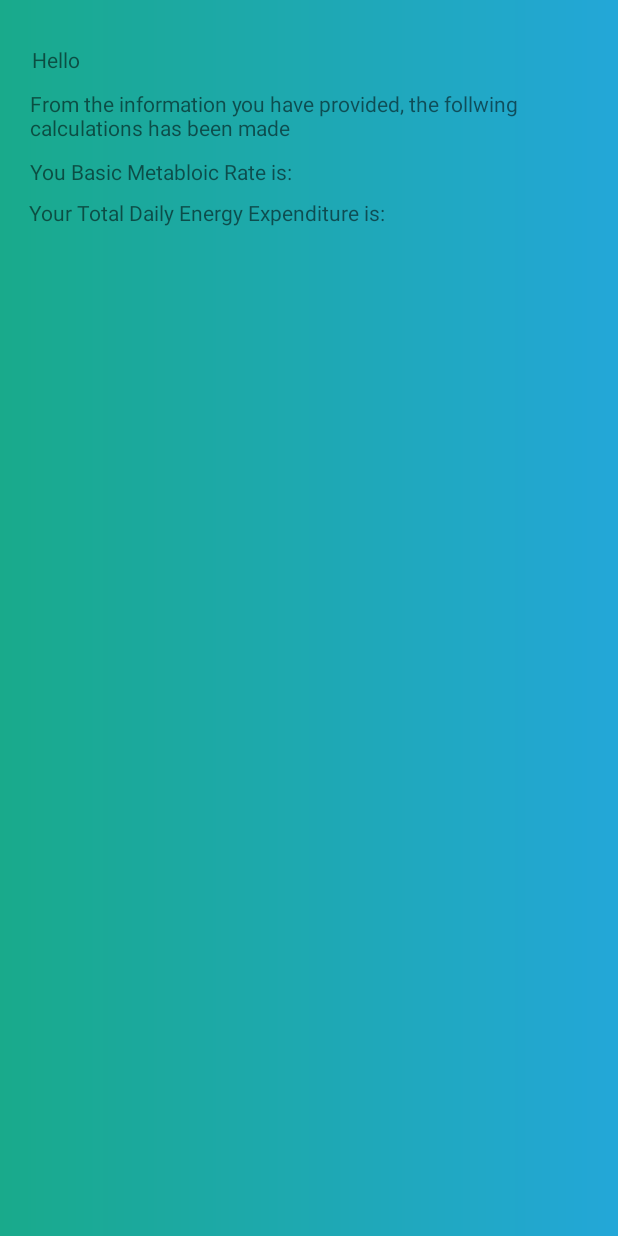
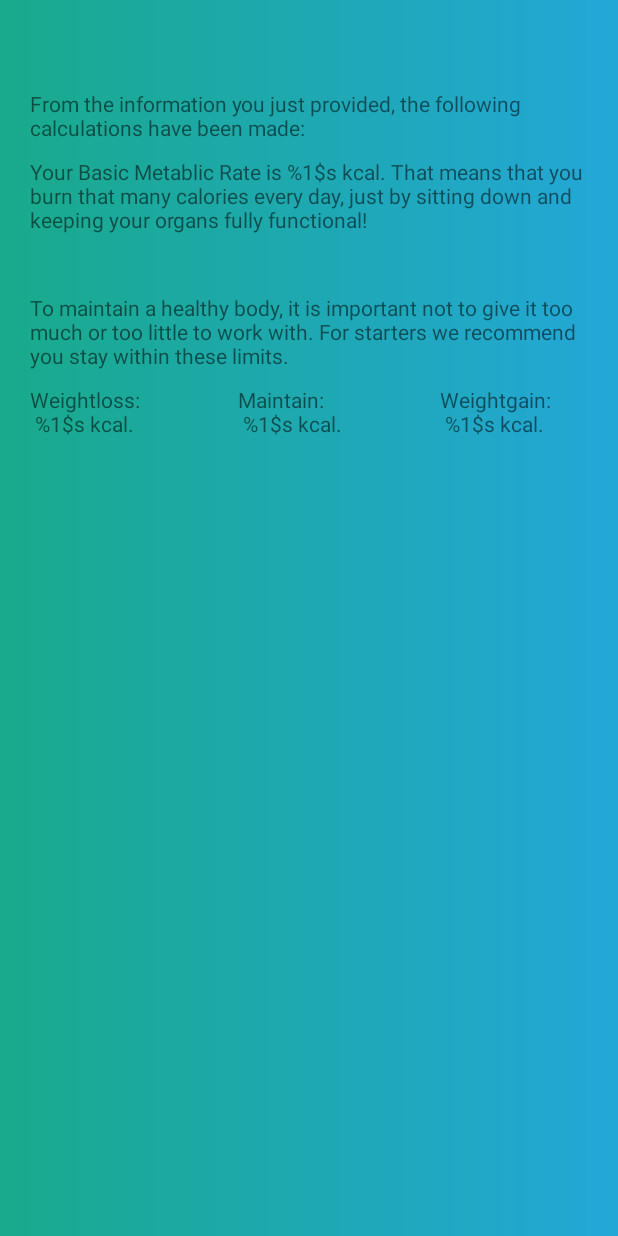
Before and after one commit to FlemmingLarsen/easyfitplan, an Android app: the layout fragment_profile.xml on its own in the app's theme, with its tools: preview values and no code run, on a phone screen of 412 x 824 dp. Run offline under Robolectric (Android 15) with nearby library versions, the phone set to English and light mode, and no system bars.

Commit message:
Updated Profile fragment. Changed write to database so it no longer deletes previous users.

```diff
--- a/app/src/main/res/layout/fragment_profile.xml
+++ b/app/src/main/res/layout/fragment_profile.xml
@@ -10,74 +10,86 @@ android:background="@drawable/grad_bg">
         android:layout_width="wrap_content"
         android:layout_height="wrap_content"
         android:layout_alignParentStart="true"
-        android:layout_marginStart="21dp"
-        android:layout_marginLeft="40dp"
-        android:layout_marginTop="30dp"
-        android:text="Hello " />
+        android:layout_marginStart="20dp"
+        android:layout_marginTop="30dp"/>
 
     <TextView
         android:id="@+id/txtName"
         android:layout_marginTop="30dp"
-        android:layout_toRightOf="@+id/txtWelcome"
+        android:layout_toEndOf="@+id/txtWelcome"
         android:layout_width="wrap_content"
         android:layout_height="wrap_content" />
 
 
     <TextView
         android:id="@+id/txtInfo"
-        android:text="From the information you have provided, the follwing calculations has been made"
+        android:text="@string/information"
         android:layout_marginTop="10dp"
-        android:layout_marginLeft="40dp"
+        android:layout_marginStart="40dp"
         android:layout_centerHorizontal="true"
         android:layout_below="@+id/txtName"
         android:layout_width="wrap_content"
         android:layout_height="wrap_content" />
 
     <TextView
-        android:id="@+id/txtBRMInfo"
+        android:id="@+id/txtBMRInfo"
         android:layout_width="wrap_content"
         android:layout_height="wrap_content"
         android:layout_below="@+id/txtInfo"
         android:layout_alignParentStart="true"
         android:layout_marginStart="20dp"
-        android:layout_marginLeft="40dp"
+        android:layout_marginEnd="20dp"
         android:layout_marginTop="10dp"
-        android:text="You Basic Metabloic Rate is:" />
-
-    <TextView
-        android:id="@+id/txtBMR"
-        android:layout_width="wrap_content"
-        android:layout_height="wrap_content"
-        android:layout_alignParentTop="true"
-        android:layout_marginStart="14dp"
-        android:layout_marginLeft="5dp"
-        android:layout_marginTop="106dp"
-        android:layout_toEndOf="@+id/txtBRMInfo"
-        android:layout_toRightOf="@+id/txtBRMInfo" />
+        android:text="@string/metabolic_rate" />
 
 
     <TextView
         android:id="@+id/txtTDEEInfo"
         android:layout_width="wrap_content"
         android:layout_height="wrap_content"
-        android:layout_below="@+id/txtBRMInfo"
+        android:layout_below="@+id/txtBMRInfo"
         android:layout_alignParentStart="true"
-        android:layout_marginStart="19dp"
-        android:layout_marginTop="8dp"
-        android:text="Your Total Daily Energy Expenditure is:" />
-
+        android:layout_marginStart="20dp"
+        android:layout_marginEnd="20dp"
+        android:layout_marginTop="10dp"/>
 
     <TextView
-        android:id="@+id/txtActivity"
+        android:id="@+id/recommendedCal"
+        android:text="@string/calorie_count"
         android:layout_width="wrap_content"
         android:layout_height="wrap_content"
-        android:layout_below="@+id/txtBMR"
-        android:layout_marginStart="4dp"
-        android:layout_marginLeft="4dp"
-        android:layout_marginTop="8dp"
-        android:layout_toEndOf="@+id/txtTDEEInfo"
-        android:layout_toRightOf="@id/txtTDEEInfo" />
+        android:layout_below="@+id/txtTDEEInfo"
+        android:layout_marginTop="10dp"
+        android:layout_marginStart="20dp"
+        android:layout_marginEnd="20dp"/>
 
+    <TextView
+        android:id="@+id/weightLoss"
+        android:text="@string/weight_loss"
+        android:layout_width="wrap_content"
+        android:layout_height="wrap_content"
+        android:layout_below="@id/recommendedCal"
+        android:layout_marginTop="10dp"
+        android:layout_marginStart="20dp"/>
 
+    <TextView
+        android:id="@+id/weightStay"
+        android:text="@string/weight_stay"
+        android:layout_width="wrap_content"
+        android:layout_height="wrap_content"
+        android:layout_marginStart="65dp"
+        android:layout_marginTop="10dp"
+        android:layout_toEndOf="@+id/weightLoss"
+        android:layout_below="@id/recommendedCal"/>
+
+    <TextView
+        android:id="@+id/weightGain"
+        android:text="@string/weight_gain"
+        android:layout_width="wrap_content"
+        android:layout_height="wrap_content"
+        android:layout_marginStart="65dp"
+        android:layout_marginTop="10dp"
+        android:layout_toEndOf="@+id/weightStay"
+        android:layout_below="@id/recommendedCal"/>
 
 </RelativeLayout >
--- a/app/src/main/res/values/strings.xml
+++ b/app/src/main/res/values/strings.xml
@@ -12,11 +12,20 @@
     <string name="error_invalid_password">This password is too short</string>
     <string name="error_incorrect_password">This password is incorrect</string>
     <string name="error_field_required">This field is required</string>
-    <string name="permission_rationale">"Contacts permissions are needed for providing email
-        completions."
-    </string>
+    <string name="permission_rationale">"Contacts permissions are needed for providing email completions."</string>
     <string name="title_activity_user_info">UserInfoActivity</string>
     <string name="chestExercises">Chest Exercises</string>
+
+    <!-- Strings related to Userprofile -->
+    <string name="hello_user">Welcome %1$s!</string>
+    <string name="information">From the information you just provided, the following calculations have been made:</string>
+    <string name="metabolic_rate">Your Basic Metablic Rate is %1$s kcal. That means that you burn that many calories every day, just by sitting down and keeping your organs fully functional!</string>
+    <string name="energy_expenditure">Your Total Daily Energy Expenditure is %1$s kcal. That includes all the activities you do on a weekly basis. Go you!</string>
+
+    <string name="calorie_count">To maintain a healthy body, it is important not to give it too much or too little to work with. For starters we recommend you stay within these limits.</string>
+    <string name="weight_loss">Weightloss:\n %1$s kcal.</string>
+    <string name="weight_stay">Maintain:\n %1$s kcal.</string>
+    <string name="weight_gain">Weightgain:\n %1$s kcal.</string>
 
     <string-array name="activityLevel">
         <item>Sedentary (No Exercise)</item>
@@ -28,4 +37,5 @@
 
 
     <string name="bench_press">Preparation: Lie supine on bench. Dismount barbell from rack over upper chest using wide oblique overhand grip./n Execution: Lower weight to chest. Press bar upward until arms are extended. Repeat.</string>
+
 </resources>
```
Also changed, not shown: app/src/main/java/dk/flemminglarsen/easyfitplan/Activities/UserInfoActivity.java (+11 -2 lines), app/src/main/java/dk/flemminglarsen/easyfitplan/Fragments/MuscleGroups/ChestExerciseDetailsFragment.java (+4 -9 lines), app/src/main/java/dk/flemminglarsen/easyfitplan/Fragments/MuscleGroups/ChestExerciseListviewFragment.java (+9 -3 lines), app/src/main/java/dk/flemminglarsen/easyfitplan/Fragments/ProfileFragment.java (+56 -20 lines), app/src/main/res/layout/fragment_exercise_details.xml (+7 -9 lines).
